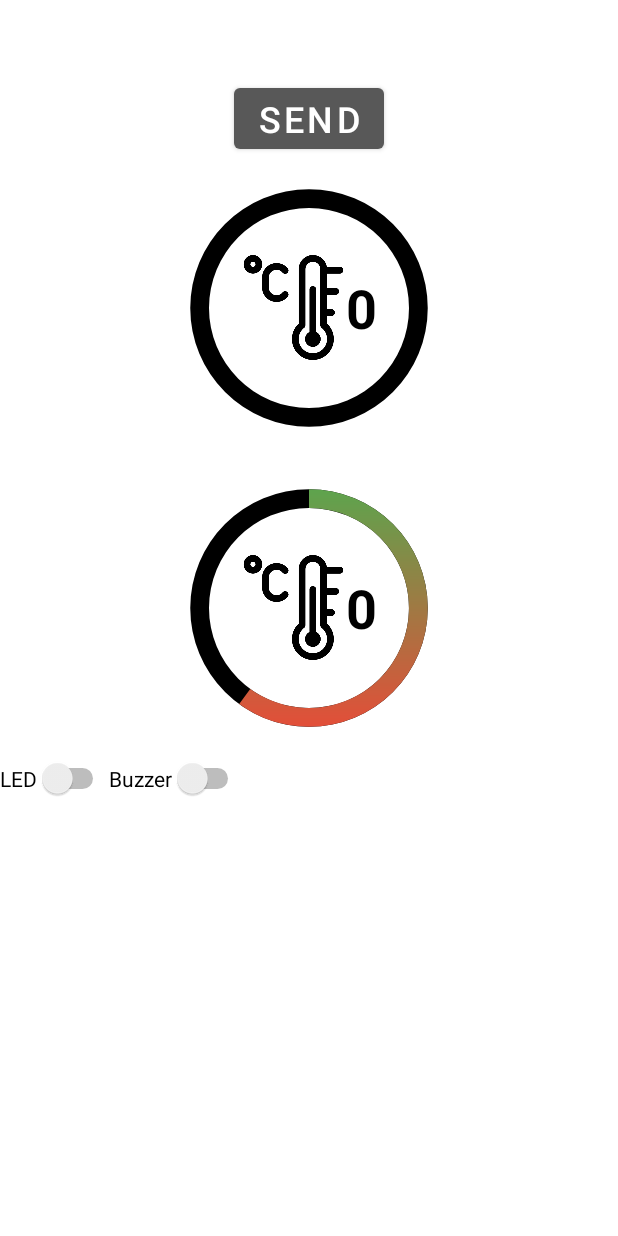
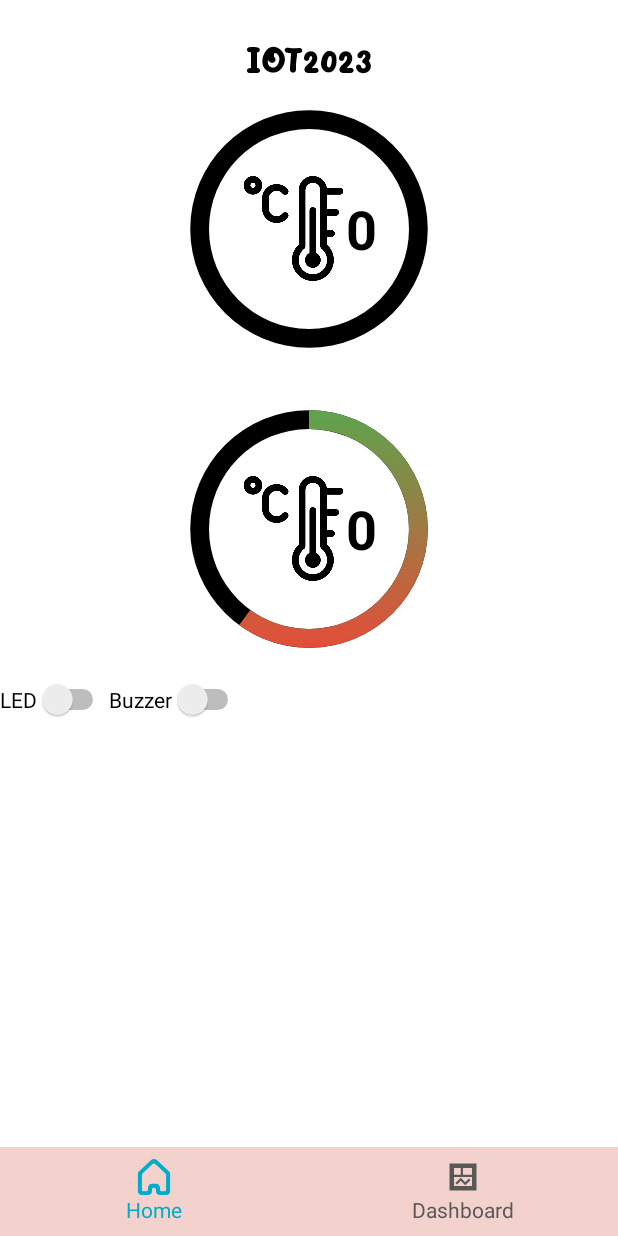
Before and after one commit to nhikiu/iot2023, an Android app: the screen it shows after launch (SplashActivity), on a phone screen of 412 x 824 dp. Run offline under Robolectric (Android 15) with nearby library versions, the phone set to English and light mode, and no system bars; our stand-ins replace Dagger/Hilt's generated code, Firebase (no records; nobody signed in at launch, a user with empty details on screens opened directly); libraries missing offline, so code that uses them is left out: com.github.mikephil.charting; Roboto replaces fonts that are not available here.

Commit message:
Add tab layout, view pager

```diff
--- /dev/null
+++ b/app/src/main/java/com/example/fire/data/dto/iot/FragmentData.kt
@@ -0,0 +1,5 @@
+package com.example.fire.data.dto.iot
+
+import androidx.fragment.app.Fragment
+
+data class FragmentData(val fragment: Fragment?, val title: String, val body: String, val img: Int)
--- a/app/src/main/java/com/example/fire/ui/component/dashboard/DashBoardFragment.kt
+++ b/app/src/main/java/com/example/fire/ui/component/dashboard/DashBoardFragment.kt
@@ -148,7 +148,7 @@ class DashBoardFragment : BaseFragment<FragmentDashBoardBinding>() {
         val lineChart = binding.chartTemperature
         val lineData = LineData(dataSet)
         lineChart.data = lineData
-        lineChart.isEnabled = false
+        lineChart.description.isEnabled = false
         lineChart.invalidate()
     }
 
--- a/app/src/main/java/com/example/fire/ui/component/HomeFragment.kt
+++ b/app/src/main/java/com/example/fire/ui/component/home/HomeFragment.kt
@@ -1,6 +1,5 @@
-package com.example.fire.ui.component
+package com.example.fire.ui.component.home
 
-import android.os.Bundle
 import android.util.Log
 import androidx.navigation.fragment.findNavController
 import com.example.fire.*
@@ -116,10 +115,5 @@ class HomeFragment: BaseFragment<FragmentHomeBinding>() {
 
             senserRef.updateChildren(sensorData)
         }
-
-        binding.btnSend.setOnClickListener {
-            val action = HomeFragmentDirections.actionHomeFragmentToDashBoardFragment()
-            findNavController().navigate(action)
-        }
     }
 }
--- a/app/src/main/java/com/example/fire/ui/component/splash/SplashActivity.kt
+++ b/app/src/main/java/com/example/fire/ui/component/splash/SplashActivity.kt
@@ -1,25 +1,24 @@
 package com.example.fire.ui.component.splash
 
 import android.os.Bundle
-import android.util.Log
-import androidx.databinding.adapters.NumberPickerBindingAdapter.setValue
+import android.view.LayoutInflater
+import android.widget.ImageView
+import android.widget.TextView
 import com.example.fire.*
+import com.example.fire.data.dto.iot.FragmentData
 import com.example.fire.databinding.SplashLayoutBinding
 import com.example.fire.ui.base.BaseActivity
-import com.google.firebase.database.DataSnapshot
-import com.google.firebase.database.DatabaseError
-import com.google.firebase.database.FirebaseDatabase
-import com.google.firebase.database.ValueEventListener
+import com.example.fire.ui.component.home.HomeFragment
+import com.example.fire.ui.component.dashboard.DashBoardFragment
+import com.google.android.material.tabs.TabLayoutMediator
 import dagger.hilt.android.AndroidEntryPoint
-import kotlin.random.Random
 
-/**
- * Created by TruyenIT
- */
 @AndroidEntryPoint
 class SplashActivity : BaseActivity() {
 
     private lateinit var binding: SplashLayoutBinding
+    private lateinit var fragmentList: List<FragmentData>
+
 
     override fun initViewBinding() {
         binding = SplashLayoutBinding.inflate(layoutInflater)
@@ -29,6 +28,41 @@ class SplashActivity : BaseActivity() {
 
     override fun onCreate(savedInstanceState: Bundle?) {
         super.onCreate(savedInstanceState)
+
+        fragmentList = listOf(
+            FragmentData(
+                HomeFragment(),
+                getString(R.string.home),
+                getString(R.string.home),
+                R.drawable.ic_home
+            ),
+            FragmentData(
+                DashBoardFragment(),
+                getString(R.string.dashboard),
+                getString(R.string.dashboard),
+                R.drawable.ic_dashboard
+            )
+        )
+
+        val fragmentStateAdapter = ViewPagerAdapter(this, fragmentList)
+
+        binding.viewpager.adapter = fragmentStateAdapter
+//        binding.viewpager.offscreenPageLimit = 1
+        binding.viewpager.isUserInputEnabled = false
+
+        // connect tablayout, viewpager
+        TabLayoutMediator(binding.tablayout, binding.viewpager) { tab, position ->
+            run {
+                // custom tablayout
+                val customView =
+                    LayoutInflater.from(tab.parent!!.context).inflate(R.layout.item_tab, null)
+                val icon = customView.findViewById<ImageView>(R.id.iv_tabitem)
+                val title = customView.findViewById<TextView>(R.id.tv_tabitem)
+                icon.setImageResource(fragmentList[position].img)
+                title.text = fragmentList[position].title
+                tab.customView = customView
+            }
+        }.attach()
     }
 
     override fun observeViewModel() {
--- /dev/null
+++ b/app/src/main/java/com/example/fire/ui/component/splash/ViewPagerAdapter.kt
@@ -0,0 +1,17 @@
+package com.example.fire.ui.component.splash
+
+import androidx.fragment.app.Fragment
+import androidx.fragment.app.FragmentActivity
+import androidx.viewpager2.adapter.FragmentStateAdapter
+import com.example.fire.data.dto.iot.FragmentData
+
+class ViewPagerAdapter (fragmentActivity: FragmentActivity, private val fragmentList: List<FragmentData>)
+    : FragmentStateAdapter(fragmentActivity) {
+    override fun getItemCount(): Int {
+        return fragmentList.size
+    }
+
+    override fun createFragment(position: Int): Fragment {
+        return fragmentList[position].fragment ?: Fragment()
+    }
+}
--- /dev/null
+++ b/app/src/main/res/color/tab_selected.xml
@@ -0,0 +1,5 @@
+<?xml version="1.0" encoding="utf-8"?>
+<selector xmlns:android="http://schemas.android.com/apk/res/android">
+    <item android:state_selected="true" android:color="@color/pos_2" />
+    <item android:color="@color/colorPrimary"/>
+</selector>
--- /dev/null
+++ b/app/src/main/res/drawable/ic_dashboard.xml
@@ -0,0 +1,9 @@
+<vector xmlns:android="http://schemas.android.com/apk/res/android"
+    android:width="800dp"
+    android:height="800dp"
+    android:viewportWidth="16"
+    android:viewportHeight="16">
+  <path
+      android:pathData="M4.646,10.646 L7,8.293l2,2 1.646,-1.646 0.707,0.707L9,11.707l-2,-2L5.354,11.354ZM14,2L14,14L2,14L2,2ZM4,7L7,7L7,4L4,4ZM12,8L4,8v4h8L12,8ZM12,4L8,4L8,7h4Z"
+      android:fillColor="#000000"/>
+</vector>
--- /dev/null
+++ b/app/src/main/res/drawable/ic_home.xml
@@ -0,0 +1,12 @@
+<vector xmlns:android="http://schemas.android.com/apk/res/android"
+    android:width="800dp"
+    android:height="800dp"
+    android:viewportWidth="19"
+    android:viewportHeight="19">
+  <path
+      android:pathData="M15.875,16.212C15.875,16.764 15.399,17 14.813,17L13.75,17C13.164,17 12.688,16.764 12.688,16.212L12.688,15.212C12.688,14.107 11.737,13 10.563,13L8.438,13C7.263,13 6.313,14.107 6.313,15.212L6.313,16.212C6.313,16.764 5.836,17 5.25,17L4.188,17C3.601,17 3.125,16.764 3.125,16.212L3.125,8.149C3.125,8.016 3.181,7.889 3.28,7.795L8.738,2.659C9.154,2.268 9.826,2.268 10.241,2.659L15.72,7.815C15.819,7.909 15.875,8.036 15.875,8.168L15.875,16.212ZM18,7.625C18,7.36 17.888,7.107 17.691,6.919L10.998,0.589C10.169,-0.194 8.823,-0.197 7.991,0.583L1.312,6.848C1.113,7.036 1,7.29 1,7.556L1,17.212C1,18.317 1.951,19 3.125,19L6.313,19C7.487,19 8.438,18.317 8.438,17.212L8.438,16.212C8.438,15.66 8.914,15.212 9.5,15.212C10.086,15.212 10.563,15.66 10.563,16.212L10.563,17.212C10.563,18.317 11.513,19 12.688,19L15.875,19C17.049,19 18,18.317 18,17.212L18,7.625Z"
+      android:strokeWidth="1"
+      android:fillColor="#000000"
+      android:fillType="evenOdd"
+      android:strokeColor="#00000000"/>
+</vector>
--- a/app/src/main/res/layout/fragment_home.xml
+++ b/app/src/main/res/layout/fragment_home.xml
@@ -7,8 +7,8 @@
     <TextView
         android:id="@+id/tv_app_name"
         android:fontFamily="@font/fruit_days"
-        android:textSize="24dp"
-        android:textColor="#ffffff"
+        android:textSize="24sp"
+        android:textColor="@color/black"
         android:text="@string/app_name"
         android:layout_marginTop="25dp"
         android:layout_centerHorizontal="true"
@@ -18,19 +18,6 @@
         android:layout_width="wrap_content"
         android:layout_height="wrap_content"/>
 
-    <Button
-        android:id="@+id/btn_send"
-        android:layout_width="wrap_content"
-        android:layout_height="wrap_content"
-        android:text="Send"
-        android:textSize="@dimen/space_24x"
-        android:textColor="@color/white"
-        android:layout_gravity="center"
-        android:gravity="center"
-        app:layout_constraintTop_toBottomOf="@id/tv_app_name"
-        app:layout_constraintStart_toStartOf="parent"
-        app:layout_constraintEnd_toEndOf="parent"/>
-
     <ProgressBar
         android:id="@+id/progress_circular_temperature"
         android:layout_width="200dp"
@@ -38,7 +25,7 @@
         android:indeterminateOnly="false"
         android:progressDrawable="@drawable/custom_progress_bar"
         android:progress="60"
-        app:layout_constraintTop_toBottomOf="@id/btn_send"
+        app:layout_constraintTop_toBottomOf="@id/tv_app_name"
         app:layout_constraintStart_toStartOf="parent"
         app:layout_constraintEnd_toEndOf="parent"
         />
--- /dev/null
+++ b/app/src/main/res/layout/item_tab.xml
@@ -0,0 +1,30 @@
+<?xml version="1.0" encoding="utf-8"?>
+<LinearLayout xmlns:android="http://schemas.android.com/apk/res/android"
+    xmlns:app="http://schemas.android.com/apk/res-auto"
+    android:layout_width="wrap_content"
+    android:layout_height="wrap_content"
+    android:orientation="vertical"
+    android:padding="@dimen/space_8x"
+    android:gravity="center">
+
+    <ImageView
+        android:id="@+id/iv_tabitem"
+        android:layout_width="wrap_content"
+        android:layout_height="0dp"
+        android:layout_weight="1"
+        android:scaleType="centerCrop"
+        android:adjustViewBounds="true"
+        android:src="@drawable/ic_home"
+        app:tint="@color/tab_selected" />
+    <TextView
+        android:id="@+id/tv_tabitem"
+        android:layout_width="wrap_content"
+        android:layout_height="wrap_content"
+        android:text="@string/home"
+        android:ellipsize="end"
+        android:maxLines="1"
+        android:textSize="14sp"
+        android:textColor="@color/tab_selected"
+        android:textAllCaps="false" />
+
+</LinearLayout>
--- a/app/src/main/res/layout/splash_layout.xml
+++ b/app/src/main/res/layout/splash_layout.xml
@@ -5,11 +5,31 @@
     android:orientation="vertical"
     android:layout_height="match_parent">
 
-    <androidx.fragment.app.FragmentContainerView
-        android:id="@+id/nav_host"
-        android:name="androidx.navigation.fragment.NavHostFragment"
+<!--    <androidx.fragment.app.FragmentContainerView-->
+<!--        android:id="@+id/nav_host"-->
+<!--        android:name="androidx.navigation.fragment.NavHostFragment"-->
+<!--        android:layout_width="match_parent"-->
+<!--        android:layout_height="match_parent"-->
+<!--        app:defaultNavHost="true"-->
+<!--        app:navGraph="@navigation/nav_graph"/>-->
+
+    <androidx.viewpager2.widget.ViewPager2
+        android:id="@+id/viewpager"
         android:layout_width="match_parent"
-        android:layout_height="match_parent"
-        app:defaultNavHost="true"
-        app:navGraph="@navigation/nav_graph"/>
+        android:layout_height="0dp"
+        app:layout_constraintTop_toTopOf="parent"
+        app:layout_constraintBottom_toTopOf="@id/tablayout"/>
+
+    <com.google.android.material.tabs.TabLayout
+        android:id="@+id/tablayout"
+        android:layout_width="match_parent"
+        android:layout_height="59dp"
+        app:tabIndicatorHeight="0dp"
+        app:tabTextColor="@color/black"
+        app:tabSelectedTextColor="@color/pos_7"
+        app:tabIndicatorColor="@color/pos_2"
+        android:background="@color/colorAccent"
+        app:layout_constraintBottom_toBottomOf="parent"
+        />
+
 </androidx.constraintlayout.widget.ConstraintLayout>
--- a/app/src/main/res/navigation/nav_graph.xml
+++ b/app/src/main/res/navigation/nav_graph.xml
@@ -7,7 +7,7 @@
 
     <fragment
         android:id="@+id/homeFragment"
-        android:name="com.example.fire.ui.component.HomeFragment"
+        android:name="com.example.fire.ui.component.home.HomeFragment"
         android:label="HomeFragment"
         tools:layout="@layout/fragment_home">
         <action
--- a/app/src/main/res/values/strings.xml
+++ b/app/src/main/res/values/strings.xml
@@ -36,4 +36,7 @@
 
     <string name="back_to_app">Back to app</string>
     <string name="exit">Exit</string>
+
+    <string name="home">Home</string>
+    <string name="dashboard">Dashboard</string>
 </resources>
--- a/app/src/main/res/values/styles.xml
+++ b/app/src/main/res/values/styles.xml
@@ -46,4 +46,8 @@
         <item name="android:textStyle">bold</item>
         <item name="android:textSize">36dp</item>
     </style>
+    <style name="text_bold_14">
+        <item name="android:textStyle">bold</item>
+        <item name="android:textSize">14dp</item>
+    </style>
 </resources>
```
